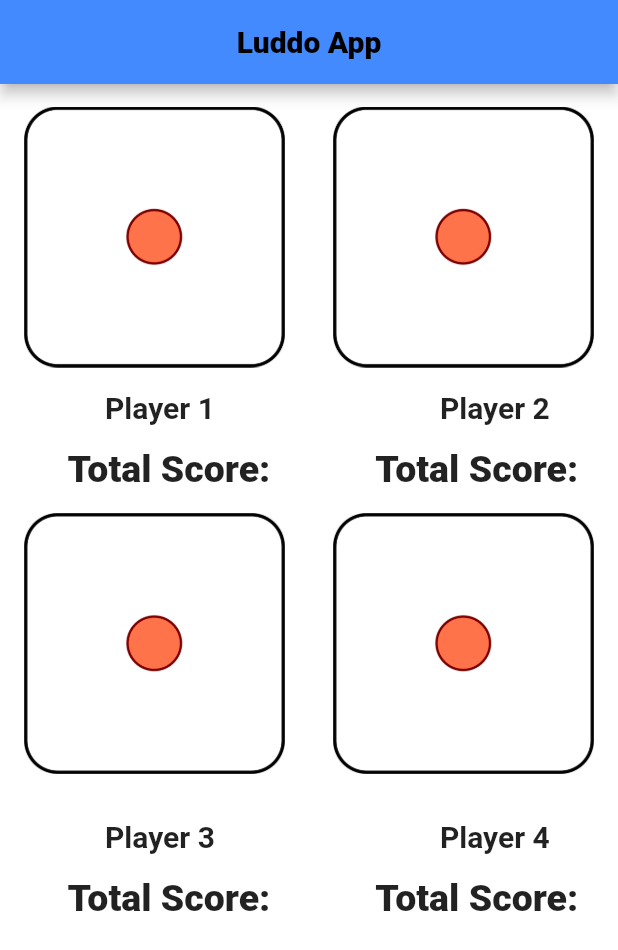
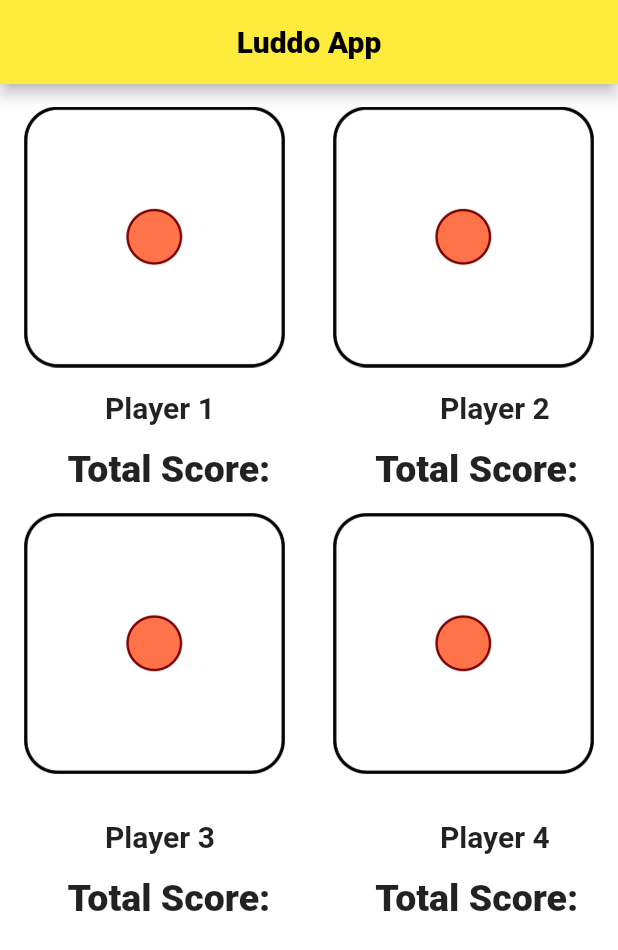
Before and after one commit to AbdulRehmanTariq011/Flutter_Examples, a Flutter app: the screen it shows after launch, on a phone screen of 412 x 824 dp. Shown: the top 950 px of the screen. Run offline on Flutter 3.47's test engine with Material 2 defaults, Android fonts, the light colour scheme and no system bars.

Commit message:
Update screen2.dart

```diff
--- a/luddoapp/lib/screen2.dart
+++ b/luddoapp/lib/screen2.dart
@@ -13,7 +13,7 @@ class MyApp extends StatelessWidget {
         centerTitle: true,
         title: Text("Luddo App",
             style: TextStyle(color: Colors.black, fontWeight: FontWeight.w800)),
-        backgroundColor: Colors.blueAccent,
+        backgroundColor: Colors.yellow,
       ),
       backgroundColor: Colors.white70,
       body: Dicepage(),
```
